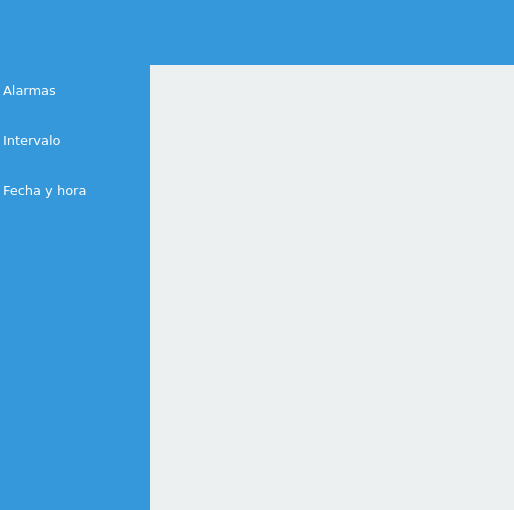
The window that opciones_sensor.ui (RiaJ16/H-Tech_SIG) describes before a commit, drawn with Qt 5.
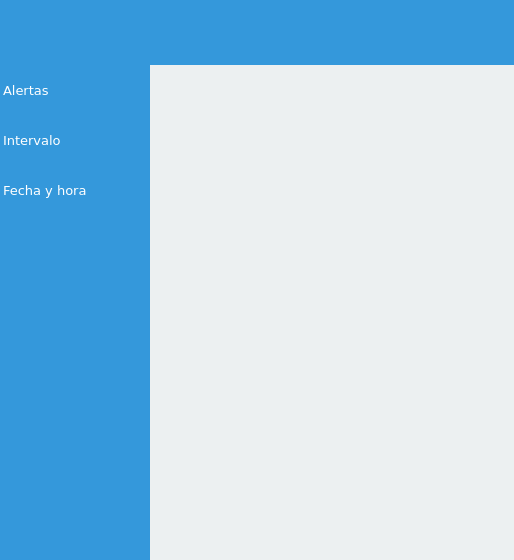
The same window after the commit. Icons and pictures are not drawn.

The edit to the form file:
```diff
--- a/opciones_sensor.ui
+++ b/opciones_sensor.ui
@@ -7,7 +7,7 @@
     <x>0</x>
     <y>0</y>
     <width>514</width>
-    <height>510</height>
+    <height>560</height>
    </rect>
   </property>
   <property name="windowTitle">
@@ -341,7 +341,7 @@
        </property>
        <item>
         <property name="text">
-         <string>Alarmas</string>
+         <string>Alertas</string>
         </property>
         <property name="toolTip">
          <string>Configurar alarmas</string>
@@ -402,7 +402,7 @@
           <x>0</x>
           <y>0</y>
           <width>355</width>
-          <height>443</height>
+          <height>493</height>
          </rect>
         </property>
         <layout class="QVBoxLayout" name="verticalLayout">
```
